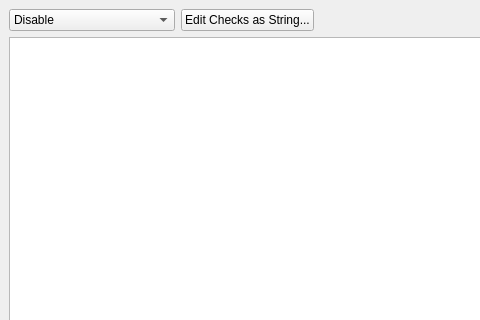
Qt form src/plugins/clangtools/tidychecks.ui (qt-creator/qt-creator) before a commit; both pictures show x 0 to 480 and y 0 to 320 of the 800 by 500 pixel window.
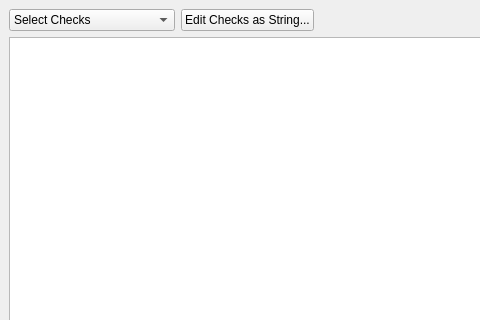
The same form after that commit.

Commit message:
ClangTools: Remove pointless "Disable" setting for clang-tidy
...as unchecking the root item in the tree has the same effect.

What changed in the file:
```diff
--- a/src/plugins/clangtools/tidychecks.ui
+++ b/src/plugins/clangtools/tidychecks.ui
@@ -30,11 +30,6 @@
     <layout class="QHBoxLayout" name="horizontalLayout">
      <item>
       <widget class="QComboBox" name="tidyMode">
-       <item>
-        <property name="text">
-         <string>Disable</string>
-        </property>
-       </item>
        <item>
         <property name="text">
          <string>Select Checks</string>
```
The commit also changes 5 other files.
